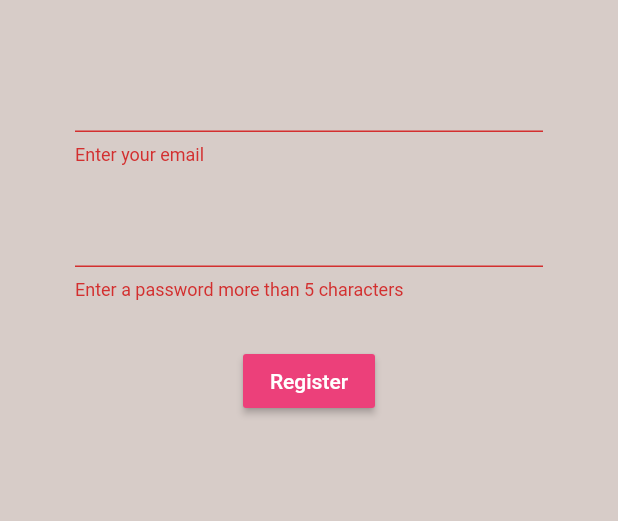
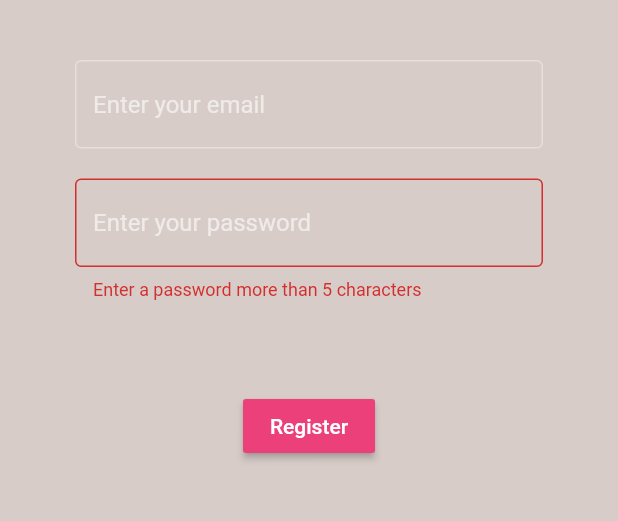
Before and after one commit to qucphng0205/Chatapp, a Flutter app: the Register screen opened directly with empty values, after a tap on "Register", on a phone screen of 412 x 824 dp, the part 84-605 px from its top. Run offline on Flutter 3.47's test engine with Material 2 defaults, Android fonts, the phone set to English and light mode, and no system bars; our stand-ins replace cloud_firestore, firebase_auth; accounts and stored records are empty.

Commit message:
change style

```diff
--- a/lib/main.dart
+++ b/lib/main.dart
@@ -15,9 +15,7 @@ class MyApp extends StatelessWidget {
       value: AuthService().user,
       child: MaterialApp(
         title: 'Flutter Demo',
-        theme: ThemeData(
-          primarySwatch: Colors.blue,
-        ),
+        theme: ThemeData.dark(),
         home: Wrapper(),
       ),
     );
--- a/lib/screens/authentication/register.dart
+++ b/lib/screens/authentication/register.dart
@@ -22,6 +22,7 @@ class _RegisterState extends State<Register> {
   @override
   Widget build(BuildContext context) {
     return Scaffold(
+      resizeToAvoidBottomInset: false,
       backgroundColor: Colors.brown[100],
       appBar: AppBar(
         backgroundColor: Colors.brown[400],
@@ -49,7 +50,11 @@ class _RegisterState extends State<Register> {
             children: <Widget>[
               SizedBox(height: 20),
               TextFormField(
-                validator: (val) => val.isEmpty ? 'Enter your email' : null,
+                // validator: (val) => val.isEmpty ? 'Enter your email' : null,
+                decoration: InputDecoration(
+                  hintText: 'Enter your email',
+                  border: OutlineInputBorder(),
+                ),
                 onChanged: (val) {
                   setState(() {
                     email = val;
@@ -61,13 +66,17 @@ class _RegisterState extends State<Register> {
                 validator: (val) => val.length < 6
                     ? 'Enter a password more than 5 characters'
                     : null,
+                decoration: InputDecoration(
+                  border: OutlineInputBorder(),
+                  hintText: 'Enter your password',
+                ),
                 onChanged: (val) {
                   setState(() {
                     password = val;
                   });
                 },
               ),
-              SizedBox(height: 30),
+              SizedBox(height: 60),
               RaisedButton(
                 color: Colors.pink[400],
                 child: Text(
```
Also changed, not shown: lib/screens/authentication/authentication.dart (+18 -4 lines), lib/screens/home/home.dart (+7 -1 lines), 2 other files.
